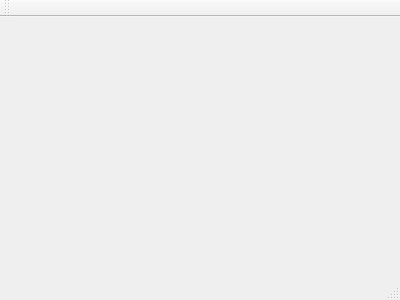
The window that mainwindow.ui (LaVestima/tcs-oop-ex2a) describes before a commit, drawn with Qt 5.
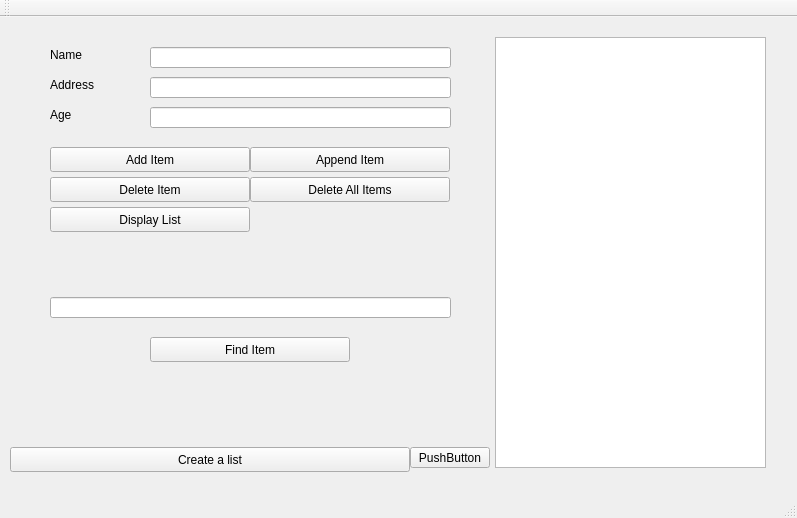
The same window after the commit.

Commit message: add, find, delete functions working

```diff
--- a/mainwindow.ui
+++ b/mainwindow.ui
@@ -1,24 +1,246 @@
 <ui version="4.0">
  <class>MainWindow</class>
- <widget class="QMainWindow" name="MainWindow" >
-  <property name="geometry" >
+ <widget class="QMainWindow" name="MainWindow">
+  <property name="geometry">
    <rect>
     <x>0</x>
     <y>0</y>
-    <width>400</width>
-    <height>300</height>
+    <width>797</width>
+    <height>518</height>
    </rect>
   </property>
   <property name="windowTitle" >
    <string>MainWindow</string>
   </property>
-  <widget class="QMenuBar" name="menuBar" />
-  <widget class="QToolBar" name="mainToolBar" />
-  <widget class="QWidget" name="centralWidget" />
-  <widget class="QStatusBar" name="statusBar" />
+  <widget class="QWidget" name="centralWidget">
+   <widget class="QLabel" name="errorLabel">
+    <property name="geometry">
+     <rect>
+      <x>160</x>
+      <y>240</y>
+      <width>231</width>
+      <height>16</height>
+     </rect>
+    </property>
+    <property name="text">
+     <string/>
+    </property>
+   </widget>
+   <widget class="QPushButton" name="pushButton">
+    <property name="geometry">
+     <rect>
+      <x>410</x>
+      <y>430</y>
+      <width>80</width>
+      <height>21</height>
+     </rect>
+    </property>
+    <property name="text">
+     <string>PushButton</string>
+    </property>
+   </widget>
+   <widget class="QPushButton" name="createListButton">
+    <property name="geometry">
+     <rect>
+      <x>10</x>
+      <y>430</y>
+      <width>400</width>
+      <height>25</height>
+     </rect>
+    </property>
+    <property name="text">
+     <string>Create a list</string>
+    </property>
+   </widget>
+   <widget class="QPushButton" name="addItemButton">
+    <property name="geometry">
+     <rect>
+      <x>50</x>
+      <y>130</y>
+      <width>200</width>
+      <height>25</height>
+     </rect>
+    </property>
+    <property name="text">
+     <string>Add Item</string>
+    </property>
+   </widget>
+   <widget class="QPushButton" name="appendItemButton">
+    <property name="geometry">
+     <rect>
+      <x>250</x>
+      <y>130</y>
+      <width>200</width>
+      <height>25</height>
+     </rect>
+    </property>
+    <property name="text">
+     <string>Append Item</string>
+    </property>
+   </widget>
+   <widget class="QListWidget" name="listWidget">
+    <property name="geometry">
+     <rect>
+      <x>495</x>
+      <y>20</y>
+      <width>271</width>
+      <height>431</height>
+     </rect>
+    </property>
+   </widget>
+   <widget class="QLineEdit" name="addressLineEdit">
+    <property name="geometry">
+     <rect>
+      <x>150</x>
+      <y>60</y>
+      <width>301</width>
+      <height>21</height>
+     </rect>
+    </property>
+   </widget>
+   <widget class="QPushButton" name="findItemButton">
+    <property name="geometry">
+     <rect>
+      <x>150</x>
+      <y>320</y>
+      <width>200</width>
+      <height>25</height>
+     </rect>
+    </property>
+    <property name="text">
+     <string>Find Item</string>
+    </property>
+   </widget>
+   <widget class="QPushButton" name="deleteItemButton">
+    <property name="geometry">
+     <rect>
+      <x>50</x>
+      <y>160</y>
+      <width>200</width>
+      <height>25</height>
+     </rect>
+    </property>
+    <property name="text">
+     <string>Delete Item</string>
+    </property>
+   </widget>
+   <widget class="QPushButton" name="deleteAllButton">
+    <property name="geometry">
+     <rect>
+      <x>250</x>
+      <y>160</y>
+      <width>200</width>
+      <height>25</height>
+     </rect>
+    </property>
+    <property name="text">
+     <string>Delete All Items</string>
+    </property>
+   </widget>
+   <widget class="QPushButton" name="displayListButton">
+    <property name="geometry">
+     <rect>
+      <x>50</x>
+      <y>190</y>
+      <width>200</width>
+      <height>25</height>
+     </rect>
+    </property>
+    <property name="text">
+     <string>Display List</string>
+    </property>
+   </widget>
+   <widget class="QLineEdit" name="nameLineEdit">
+    <property name="geometry">
+     <rect>
+      <x>150</x>
+      <y>30</y>
+      <width>301</width>
+      <height>21</height>
+     </rect>
+    </property>
+   </widget>
+   <widget class="QLabel" name="label_2">
+    <property name="geometry">
+     <rect>
+      <x>50</x>
+      <y>30</y>
+      <width>57</width>
+      <height>16</height>
+     </rect>
+    </property>
+    <property name="text">
+     <string>Name</string>
+    </property>
+   </widget>
+   <widget class="QLabel" name="label_3">
+    <property name="geometry">
+     <rect>
+      <x>50</x>
+      <y>60</y>
+      <width>57</width>
+      <height>16</height>
+     </rect>
+    </property>
+    <property name="text">
+     <string>Address</string>
+    </property>
+   </widget>
+   <widget class="QLineEdit" name="ageLineEdit">
+    <property name="geometry">
+     <rect>
+      <x>150</x>
+      <y>90</y>
+      <width>301</width>
+      <height>21</height>
+     </rect>
+    </property>
+   </widget>
+   <widget class="QLabel" name="label_4">
+    <property name="geometry">
+     <rect>
+      <x>50</x>
+      <y>90</y>
+      <width>57</width>
+      <height>16</height>
+     </rect>
+    </property>
+    <property name="text">
+     <string>Age</string>
+    </property>
+   </widget>
+   <widget class="QLineEdit" name="findItemLineEdit">
+    <property name="geometry">
+     <rect>
+      <x>50</x>
+      <y>280</y>
+      <width>401</width>
+      <height>21</height>
+     </rect>
+    </property>
+   </widget>
+  </widget>
+  <widget class="QMenuBar" name="menuBar">
+   <property name="geometry">
+    <rect>
+     <x>0</x>
+     <y>0</y>
+     <width>797</width>
+     <height>20</height>
+    </rect>
+   </property>
+  </widget>
+  <widget class="QToolBar" name="mainToolBar">
+   <attribute name="toolBarArea">
+    <enum>TopToolBarArea</enum>
+   </attribute>
+   <attribute name="toolBarBreak">
+    <bool>false</bool>
+   </attribute>
+  </widget>
+  <widget class="QStatusBar" name="statusBar"/>
  </widget>
- <layoutDefault spacing="6" margin="11" />
- <pixmapfunction></pixmapfunction>
+ <layoutdefault spacing="6" margin="11"/>
  <resources/>
  <connections/>
 </ui>
```
Left out of the diff: 3 changed lines with no effect on the pictures. The commit also changes 11 other files.
